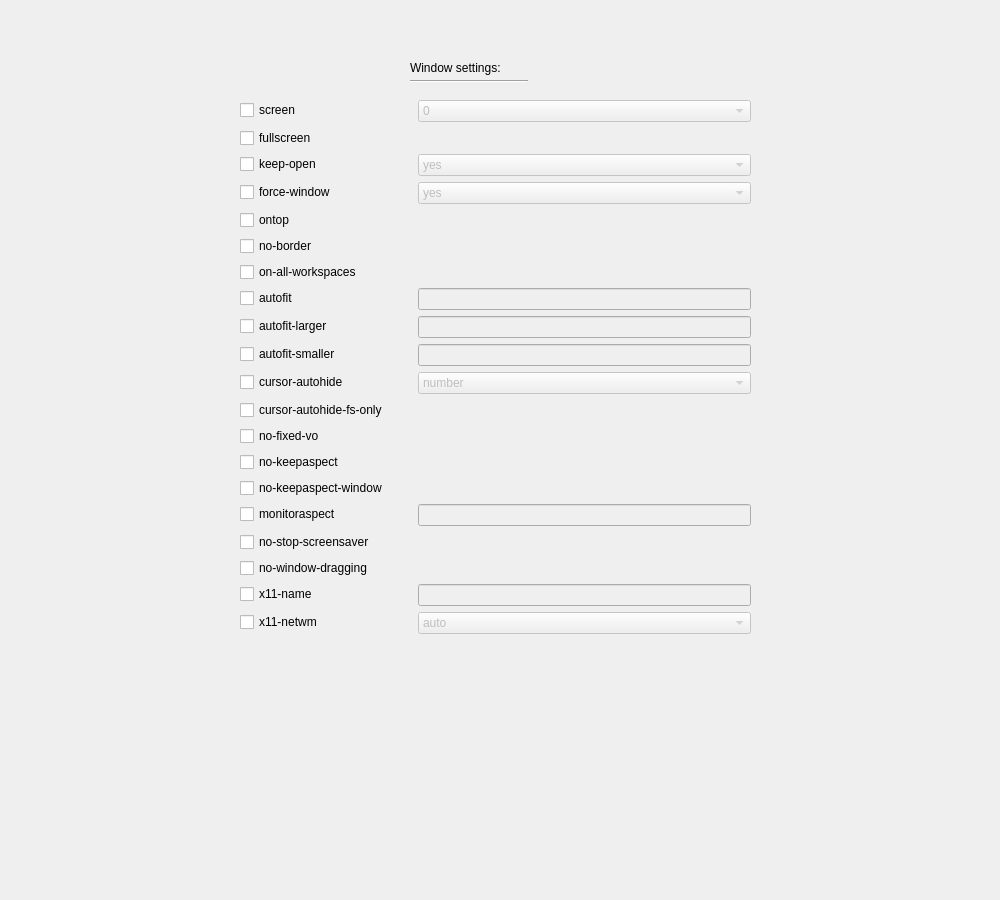
Before: the Qt Designer form src/tabwindow.ui in haasnhoff/mpvconfigurator, drawn with Qt 5.
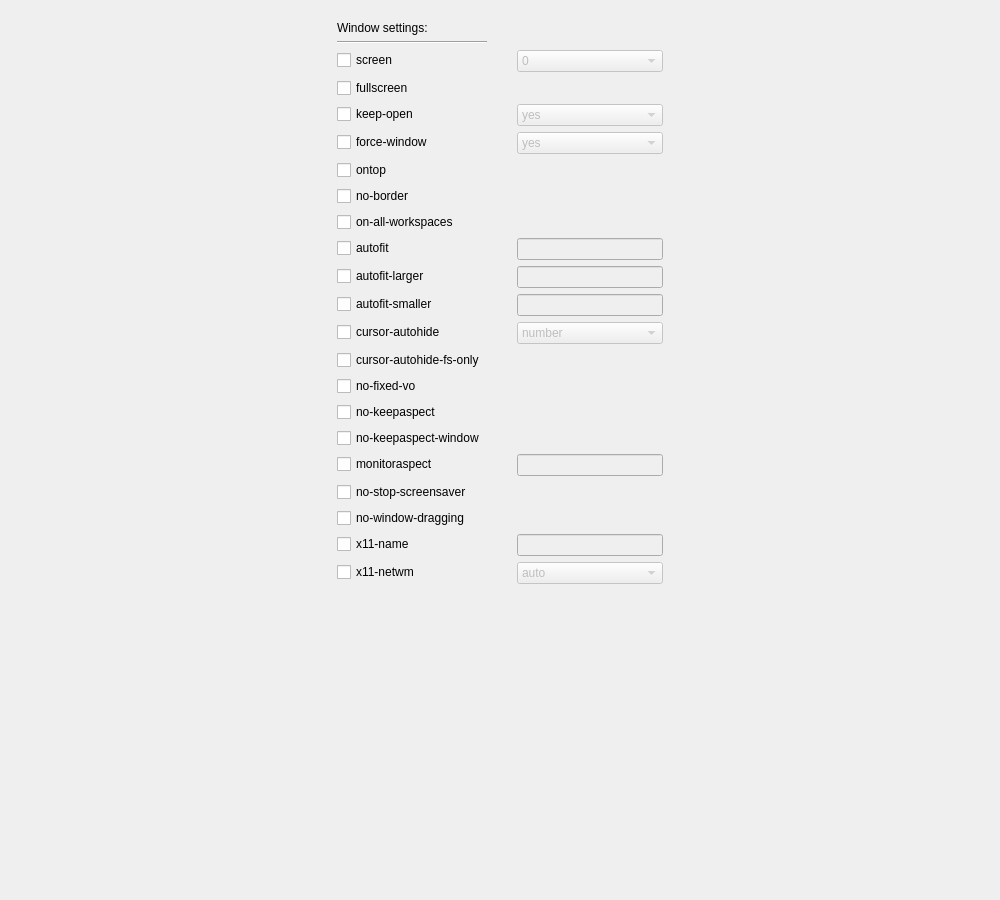
After: the same form once the commit is applied.

The edit to the form file:
```diff
--- a/src/tabwindow.ui
+++ b/src/tabwindow.ui
@@ -13,41 +13,8 @@
   <property name="windowTitle">
    <string>Form</string>
   </property>
-  <widget class="QLabel" name="label_window_settings">
-   <property name="geometry">
-    <rect>
-     <x>410</x>
-     <y>60</y>
-     <width>121</width>
-     <height>16</height>
-    </rect>
-   </property>
-   <property name="text">
-    <string>Window settings:</string>
-   </property>
-  </widget>
-  <widget class="Line" name="line">
-   <property name="geometry">
-    <rect>
-     <x>410</x>
-     <y>80</y>
-     <width>118</width>
-     <height>3</height>
-    </rect>
-   </property>
-   <property name="orientation">
-    <enum>Qt::Horizontal</enum>
-   </property>
-  </widget>
-  <widget class="QWidget" name="formLayoutWidget">
-   <property name="geometry">
-    <rect>
-     <x>240</x>
-     <y>90</y>
-     <width>511</width>
-     <height>695</height>
-    </rect>
-   </property>
+  <layout class="QGridLayout" name="gridLayout">
+   <item row="2" column="1">
    <layout class="QFormLayout" name="formLayout">
     <property name="labelAlignment">
      <set>Qt::AlignLeading|Qt::AlignLeft|Qt::AlignVCenter</set>
@@ -62,13 +29,20 @@
      <number>10</number>
     </property>
     <item row="0" column="0">
+      <widget class="QLabel" name="label_window_settings">
+       <property name="text">
+        <string>Window settings:</string>
+       </property>
+      </widget>
+     </item>
+     <item row="2" column="0">
      <widget class="QCheckBox" name="box_screen_default">
       <property name="text">
        <string>screen</string>
       </property>
      </widget>
     </item>
-    <item row="0" column="1">
+     <item row="2" column="1">
      <widget class="QComboBox" name="comboBox_screen_default">
       <property name="enabled">
        <bool>false</bool>
@@ -180,21 +154,21 @@
       </item>
      </widget>
     </item>
-    <item row="1" column="0">
+     <item row="3" column="0">
      <widget class="QCheckBox" name="box_fullscreen">
       <property name="text">
        <string>fullscreen</string>
       </property>
      </widget>
     </item>
-    <item row="2" column="0">
+     <item row="4" column="0">
      <widget class="QCheckBox" name="box_keep_open">
       <property name="text">
        <string>keep-open</string>
       </property>
      </widget>
     </item>
-    <item row="2" column="1">
+     <item row="4" column="1">
      <widget class="QComboBox" name="comboBox_keep_open">
       <property name="enabled">
        <bool>false</bool>
@@ -216,14 +190,14 @@
       </item>
      </widget>
     </item>
-    <item row="3" column="0">
+     <item row="5" column="0">
      <widget class="QCheckBox" name="box_force_window">
       <property name="text">
        <string>force-window</string>
       </property>
      </widget>
     </item>
-    <item row="3" column="1">
+     <item row="5" column="1">
      <widget class="QComboBox" name="comboBox_force_window">
       <property name="enabled">
        <bool>false</bool>
@@ -245,77 +219,77 @@
       </item>
      </widget>
     </item>
-    <item row="4" column="0">
+     <item row="6" column="0">
      <widget class="QCheckBox" name="box_ontop">
       <property name="text">
        <string>ontop</string>
       </property>
      </widget>
     </item>
-    <item row="5" column="0">
+     <item row="7" column="0">
      <widget class="QCheckBox" name="box_no_border">
       <property name="text">
        <string>no-border</string>
       </property>
      </widget>
     </item>
-    <item row="6" column="0">
+     <item row="8" column="0">
      <widget class="QCheckBox" name="box_on_all_workspaces">
       <property name="text">
        <string>on-all-workspaces</string>
       </property>
      </widget>
     </item>
-    <item row="7" column="0">
+     <item row="9" column="0">
      <widget class="QCheckBox" name="box_autofit">
       <property name="text">
        <string>autofit</string>
       </property>
      </widget>
     </item>
-    <item row="7" column="1">
+     <item row="9" column="1">
      <widget class="QLineEdit" name="valuebox_autofit">
       <property name="enabled">
        <bool>false</bool>
       </property>
      </widget>
     </item>
-    <item row="8" column="0">
+     <item row="10" column="0">
      <widget class="QCheckBox" name="box_autofit_larger">
       <property name="text">
        <string>autofit-larger</string>
       </property>
      </widget>
     </item>
-    <item row="8" column="1">
+     <item row="10" column="1">
      <widget class="QLineEdit" name="valuebox_autofit_larger">
       <property name="enabled">
        <bool>false</bool>
       </property>
      </widget>
     </item>
-    <item row="9" column="0">
+     <item row="11" column="0">
      <widget class="QCheckBox" name="box_autofit_smaller">
       <property name="text">
        <string>autofit-smaller</string>
       </property>
      </widget>
     </item>
-    <item row="9" column="1">
+     <item row="11" column="1">
      <widget class="QLineEdit" name="valuebox_autofit_smaller">
       <property name="enabled">
        <bool>false</bool>
       </property>
      </widget>
     </item>
-    <item row="10" column="0">
+     <item row="12" column="0">
      <widget class="QCheckBox" name="box_cursor_autohide">
       <property name="text">
        <string>cursor-autohide</string>
       </property>
      </widget>
     </item>
-    <item row="10" column="1">
+     <item row="12" column="1">
      <widget class="QComboBox" name="comboBox_cursor_autohide">
       <property name="enabled">
        <bool>false</bool>
@@ -337,84 +311,84 @@
       </item>
      </widget>
     </item>
-    <item row="11" column="0">
+     <item row="13" column="0">
      <widget class="QCheckBox" name="box_cursor_autohide_fs_only">
       <property name="text">
        <string>cursor-autohide-fs-only</string>
       </property>
      </widget>
     </item>
-    <item row="12" column="0">
+     <item row="14" column="0">
      <widget class="QCheckBox" name="box_no_fixed_vo">
       <property name="text">
        <string>no-fixed-vo</string>
       </property>
      </widget>
     </item>
-    <item row="13" column="0">
+     <item row="15" column="0">
      <widget class="QCheckBox" name="box_no_keepaspect">
       <property name="text">
        <string>no-keepaspect</string>
       </property>
      </widget>
     </item>
-    <item row="14" column="0">
+     <item row="16" column="0">
      <widget class="QCheckBox" name="box_no_keepaspect_window">
       <property name="text">
        <string>no-keepaspect-window</string>
       </property>
      </widget>
     </item>
-    <item row="15" column="0">
+     <item row="17" column="0">
      <widget class="QCheckBox" name="box_monitoraspect">
       <property name="text">
        <string>monitoraspect</string>
       </property>
      </widget>
     </item>
-    <item row="15" column="1">
+     <item row="17" column="1">
      <widget class="QLineEdit" name="valuebox_monitoraspect">
       <property name="enabled">
        <bool>false</bool>
       </property>
      </widget>
     </item>
-    <item row="16" column="0">
+     <item row="18" column="0">
      <widget class="QCheckBox" name="box_no_stop_screensaver">
       <property name="text">
        <string>no-stop-screensaver</string>
       </property>
      </widget>
     </item>
-    <item row="17" column="0">
+     <item row="19" column="0">
      <widget class="QCheckBox" name="box_no_window_dragging">
       <property name="text">
        <string>no-window-dragging</string>
       </property>
      </widget>
     </item>
-    <item row="18" column="0">
+     <item row="20" column="0">
      <widget class="QCheckBox" name="box_x11_name">
       <property name="text">
        <string>x11-name</string>
       </property>
      </widget>
     </item>
-    <item row="18" column="1">
+     <item row="20" column="1">
      <widget class="QLineEdit" name="valuebox_x11_name">
       <property name="enabled">
        <bool>false</bool>
       </property>
      </widget>
     </item>
-    <item row="19" column="0">
+     <item row="21" column="0">
      <widget class="QCheckBox" name="box_x11_netwm">
       <property name="text">
        <string>x11-netwm</string>
       </property>
      </widget>
     </item>
-    <item row="19" column="1">
+     <item row="21" column="1">
      <widget class="QComboBox" name="comboBox_x11_netwm">
       <property name="enabled">
        <bool>false</bool>
@@ -436,8 +410,48 @@
       </item>
      </widget>
     </item>
-   </layout>
-  </widget>
+     <item row="1" column="0">
+      <widget class="Line" name="line">
+       <property name="minimumSize">
+        <size>
+         <width>150</width>
+         <height>0</height>
+        </size>
+       </property>
+       <property name="orientation">
+        <enum>Qt::Horizontal</enum>
+       </property>
+      </widget>
+     </item>
+    </layout>
+   </item>
+   <item row="2" column="0">
+    <spacer name="horizontalSpacer">
+     <property name="orientation">
+      <enum>Qt::Horizontal</enum>
+     </property>
+     <property name="sizeHint" stdset="0">
+      <size>
+       <width>40</width>
+       <height>20</height>
+      </size>
+     </property>
+    </spacer>
+   </item>
+   <item row="2" column="2">
+    <spacer name="horizontalSpacer_2">
+     <property name="orientation">
+      <enum>Qt::Horizontal</enum>
+     </property>
+     <property name="sizeHint" stdset="0">
+      <size>
+       <width>40</width>
+       <height>20</height>
+      </size>
+     </property>
+    </spacer>
+   </item>
+  </layout>
  </widget>
  <resources/>
  <connections/>
```
Lines whose indentation alone changed are shown as unchanged.
